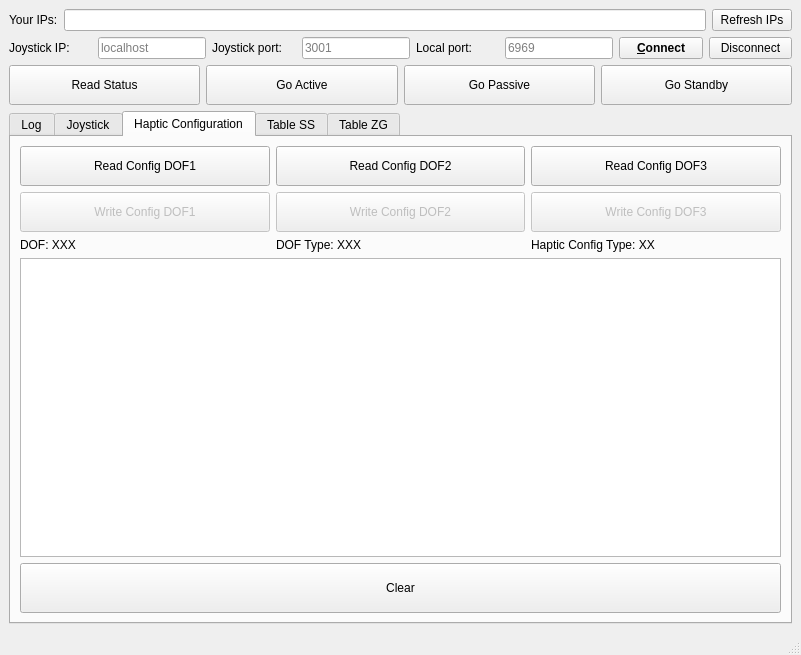
Above: src/main_window.ui from gianmaria/smarter-gui-demo before the change. Below: the same form after it.
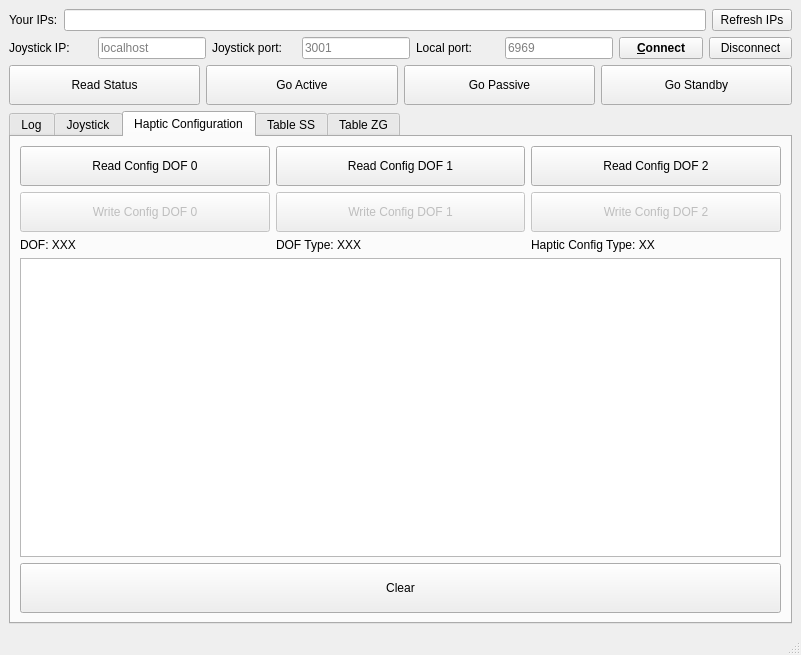
That is the form after the change. The open tabs and pages were chosen to show the change. Custom widgets are drawn as their Qt base class.

Commit message:
Main_Windows
- make all the display axes zero based

The edit to the form file:
```diff
--- a/src/main_window.ui
+++ b/src/main_window.ui
@@ -538,7 +538,7 @@
         <item>
          <layout class="QGridLayout" name="gridLayout_2">
           <item row="0" column="1">
-           <widget class="QPushButton" name="pb_read_config_dof_2">
+           <widget class="QPushButton" name="pb_read_config_dof_1">
             <property name="sizePolicy">
              <sizepolicy hsizetype="Expanding" vsizetype="Preferred">
               <horstretch>0</horstretch>
@@ -555,12 +555,12 @@
              <string notr="true"/>
             </property>
             <property name="text">
-             <string>Read Config DOF2</string>
+             <string>Read Config DOF 1</string>
             </property>
            </widget>
           </item>
           <item row="0" column="2">
-           <widget class="QPushButton" name="pb_read_config_dof_3">
+           <widget class="QPushButton" name="pb_read_config_dof_2">
             <property name="sizePolicy">
              <sizepolicy hsizetype="Expanding" vsizetype="Preferred">
               <horstretch>0</horstretch>
@@ -577,12 +577,12 @@
              <string notr="true"/>
             </property>
             <property name="text">
-             <string>Read Config DOF3</string>
+             <string>Read Config DOF 2</string>
             </property>
            </widget>
           </item>
           <item row="0" column="0">
-           <widget class="QPushButton" name="pb_read_config_dof_1">
+           <widget class="QPushButton" name="pb_read_config_dof_0">
             <property name="sizePolicy">
              <sizepolicy hsizetype="Expanding" vsizetype="Preferred">
               <horstretch>0</horstretch>
@@ -599,12 +599,12 @@
              <string notr="true"/>
             </property>
             <property name="text">
-             <string>Read Config DOF1</string>
+             <string>Read Config DOF 0</string>
             </property>
            </widget>
           </item>
           <item row="1" column="0">
-           <widget class="QPushButton" name="pb_write_config_dof_1">
+           <widget class="QPushButton" name="pb_write_config_dof_0">
             <property name="enabled">
              <bool>false</bool>
             </property>
@@ -628,12 +628,12 @@
 </string>
             </property>
             <property name="text">
-             <string>Write Config DOF1</string>
+             <string>Write Config DOF 0</string>
             </property>
            </widget>
           </item>
           <item row="1" column="1">
-           <widget class="QPushButton" name="pb_write_config_dof_2">
+           <widget class="QPushButton" name="pb_write_config_dof_1">
             <property name="enabled">
              <bool>false</bool>
             </property>
@@ -657,12 +657,12 @@
 </string>
             </property>
             <property name="text">
-             <string>Write Config DOF2</string>
+             <string>Write Config DOF 1</string>
             </property>
            </widget>
           </item>
           <item row="1" column="2">
-           <widget class="QPushButton" name="pb_write_config_dof_3">
+           <widget class="QPushButton" name="pb_write_config_dof_2">
             <property name="enabled">
              <bool>false</bool>
             </property>
@@ -686,7 +686,7 @@
 </string>
             </property>
             <property name="text">
-             <string>Write Config DOF3</string>
+             <string>Write Config DOF 2</string>
             </property>
            </widget>
           </item>
```
Left out of the diff: 2 changed lines with no effect on the pictures. The commit also changes 2 other files.
